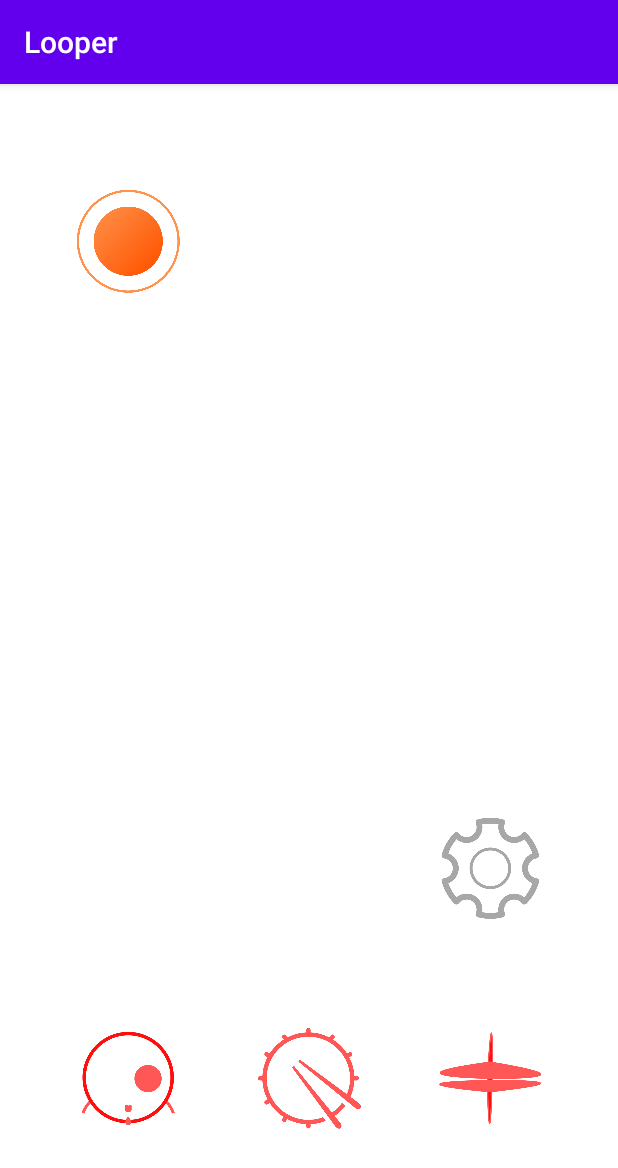
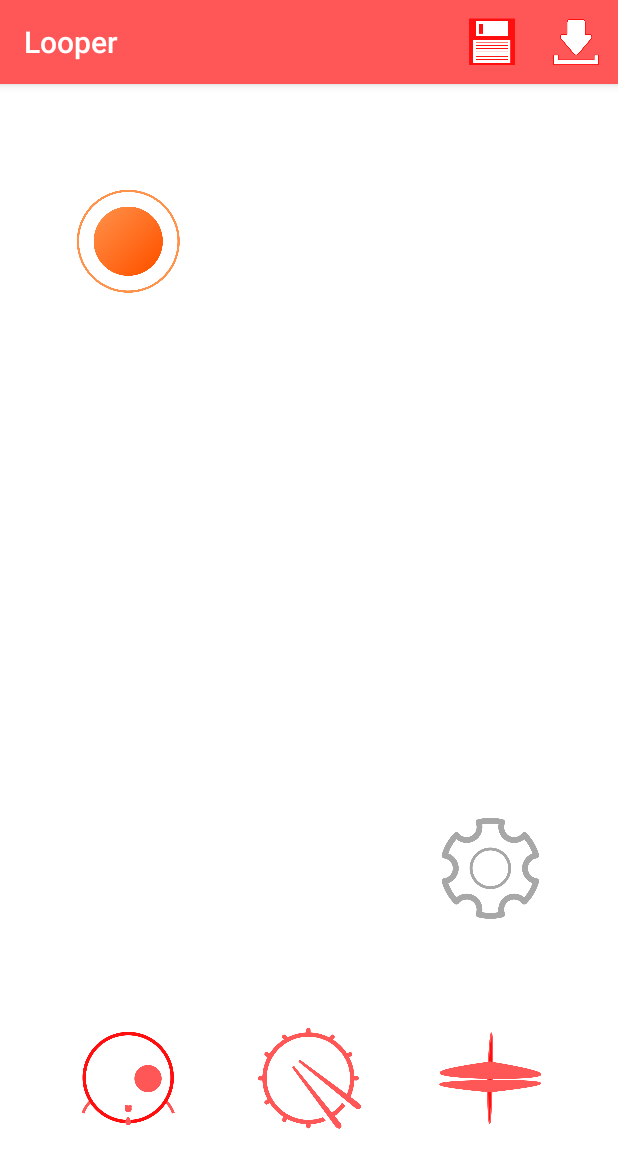
Before and after one commit to Viktor-Bubanja/Looper-Pedal--Android-App, an Android app: the screen it shows after launch (MainActivity), on a phone screen of 412 x 824 dp. Shown: the top 1168 px of the screen. Run offline under Robolectric (Android 15) with nearby library versions, the phone set to English and light mode, and no system bars.

Commit message:
Add action bar to main activity

```diff
--- a/app/build.gradle
+++ b/app/build.gradle
@@ -33,6 +33,7 @@ dependencies {
     implementation 'androidx.constraintlayout:constraintlayout:1.1.3'
     implementation 'androidx.preference:preference:1.1.0-alpha05'
     implementation "com.android.support:support-compat:28.0.0"
+    implementation 'com.android.support:cardview-v7:28.0.0'
     testImplementation 'junit:junit:4.12'
     androidTestImplementation 'androidx.test.ext:junit:1.1.1'
     androidTestImplementation 'androidx.test.espresso:espresso-core:3.2.0'
--- a/app/src/main/java/com/example/looper/MainActivity.kt
+++ b/app/src/main/java/com/example/looper/MainActivity.kt
@@ -9,10 +9,17 @@ import android.content.Context
 import android.content.Intent
 import android.content.pm.PackageManager
 import android.os.Bundle
+import android.os.Environment
 import android.util.Log
-import android.view.*
+import android.view.Menu
+import android.view.MenuItem
+import android.view.View
+import android.widget.Button
 import android.widget.ImageButton
+import android.widget.LinearLayout
+import android.widget.PopupWindow
 import androidx.appcompat.app.AppCompatActivity
+import androidx.constraintlayout.widget.ConstraintLayout
 import androidx.core.app.ActivityCompat
 import androidx.core.app.NotificationCompat
 import androidx.core.app.NotificationManagerCompat
@@ -20,6 +27,7 @@ import androidx.preference.PreferenceManager
 import com.example.looper.AudioFilePlayer.isLoopingFile
 import com.example.looper.AudioFilePlayer.loadedAudioId
 import com.example.looper.AudioFilePlayer.pauseAudioFile
+
 
 private const val REQUEST_RECORD_AUDIO_PERMISSION = 200
 private const val REQUEST_WRITE_FILE_PERMISSION = 400
@@ -45,6 +53,8 @@ class MainActivity : AppCompatActivity() {
 
     private val CHANNEL_ID: String = "100"
 
+    private var saveWindow: PopupWindow? = null
+
     private var permissionToRecordAccepted = false
     private var permissionToWriteFileAccepted = false
 
@@ -62,15 +72,48 @@ class MainActivity : AppCompatActivity() {
 
         Log.d("AAA", "on createa again")
 
-        filename = "${externalCacheDir.absolutePath}/audiorecordtest.mp3"
-//        fileName = Environment.getExternalStorageDirectory().absolutePath + "/recording.mp3"
+//        filename = "${externalCacheDir.absolutePath}/audiorecordtest.mp3"
+        filename = Environment.getExternalStorageDirectory().absolutePath + "/recording.mp3"
 
         val sharedPreferences = PreferenceManager.getDefaultSharedPreferences(this)
         isLoopingFile = sharedPreferences.getBoolean("enableLooping", true)
         ActivityCompat.requestPermissions(this, permissions, REQUEST_RECORD_AUDIO_PERMISSION)
+    }
 
+    override fun onCreateOptionsMenu(menu: Menu?): Boolean {
+        menuInflater.inflate(R.menu.main_activity_bar, menu)
+        return true
+    }
 
+    override fun onOptionsItemSelected(item: MenuItem?): Boolean {
+        when (item?.itemId) {
+            R.id.action_save -> saveRecording()
+            R.id.action_load -> loadRecording()
+        }
+        return super.onOptionsItemSelected(item)
     }
+
+    fun showPopupWindow(item: MenuItem) {
+        Log.d("AAA", "here")
+        val windowView: View = layoutInflater.inflate(R.layout.save_window, null)
+//        saveWindow = PopupWindow(
+//            windowView,
+//            ConstraintLayout.LayoutParams.WRAP_CONTENT,
+//            ConstraintLayout.LayoutParams.WRAP_CONTENT
+//        )
+//        saveWindow?.elevation = 5.0f
+//        val saveButton = windowView.findViewById<Button>(R.id.saveButton)
+//        saveButton.setOnClickListener { saveRecording() }
+//
+//        val closeButton = windowView.findViewById<Button>(R.id.closeButton)
+//        closeButton.setOnClickListener { saveWindow?.dismiss() }
+    }
+
+    fun saveRecording() {
+        Log.d("AAA", "Save")
+    }
+
+    fun loadRecording() {}
 
     override fun onStart() {
         super.onStart()
--- /dev/null
+++ b/app/src/main/res/menu/main_activity_bar.xml
@@ -0,0 +1,13 @@
+<?xml version="1.0" encoding="utf-8"?>
+<menu xmlns:android="http://schemas.android.com/apk/res/android"
+    xmlns:app="http://schemas.android.com/apk/res-auto">
+    <item android:id="@+id/action_save"
+        android:title="@string/save"
+        android:icon="@drawable/save_icon"
+        android:onClick="showPopupWindow"
+        app:showAsAction="ifRoom"/>
+    <item android:id="@+id/action_load"
+        android:title="@string/load"
+        android:icon="@drawable/load_icon"
+        app:showAsAction="ifRoom"/>
+</menu>
--- a/app/src/main/res/values/colors.xml
+++ b/app/src/main/res/values/colors.xml
@@ -1,6 +1,6 @@
 <?xml version="1.0" encoding="utf-8"?>
 <resources>
-    <color name="colorPrimary">#6200EE</color>
+    <color name="colorPrimary">#ff5757</color>
     <color name="colorPrimaryDark">#3700B3</color>
     <color name="colorAccent">#03DAC5</color>
 </resources>
--- a/app/src/main/res/values/strings.xml
+++ b/app/src/main/res/values/strings.xml
@@ -5,4 +5,6 @@
     <string name="looping_pref_summary">When enabled, recorded audio will be looped.</string>
     <string name="channel_name">notifications</string>
     <string name="channel_description">notification channel</string>
+    <string name="save">Save</string>
+    <string name="load">Load</string>
 </resources>
```
Also changed, not shown: app/src/main/res/layout/save_window.xml (added, +47 -0 lines), app/src/main/res/drawable-v24/load_icon.png (added), app/src/main/res/drawable-v24/save_icon.png (added).
